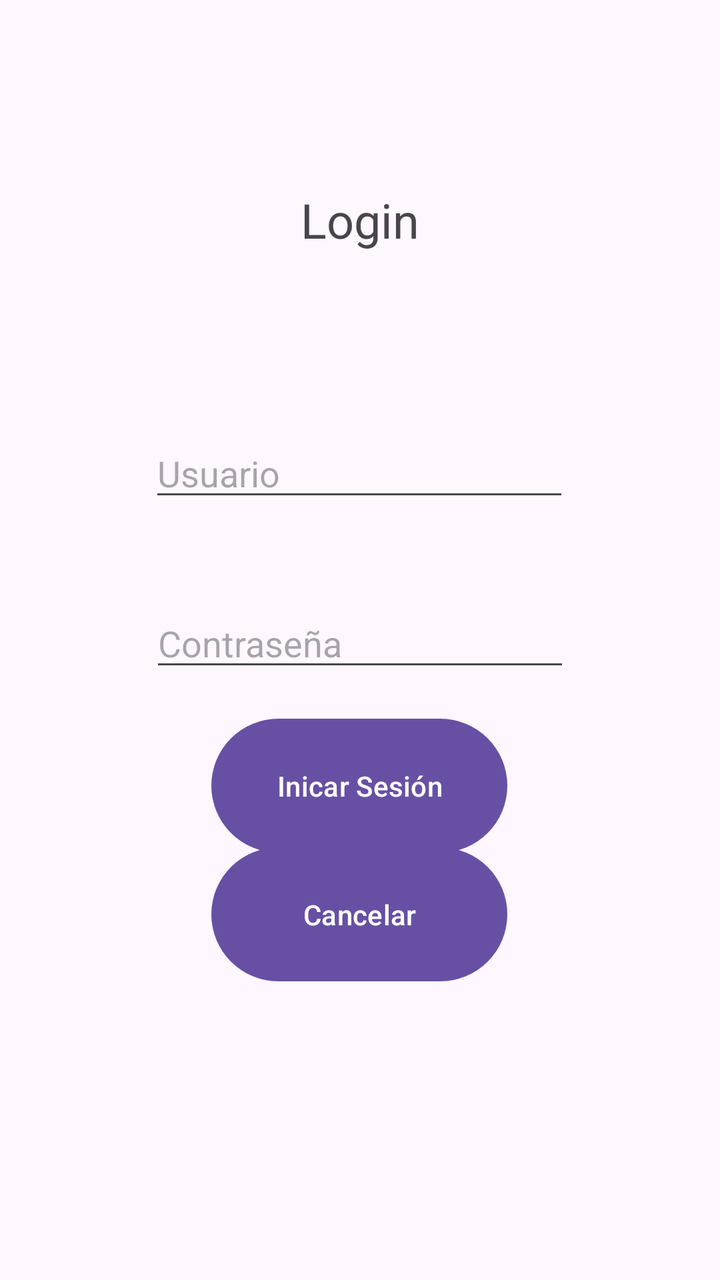
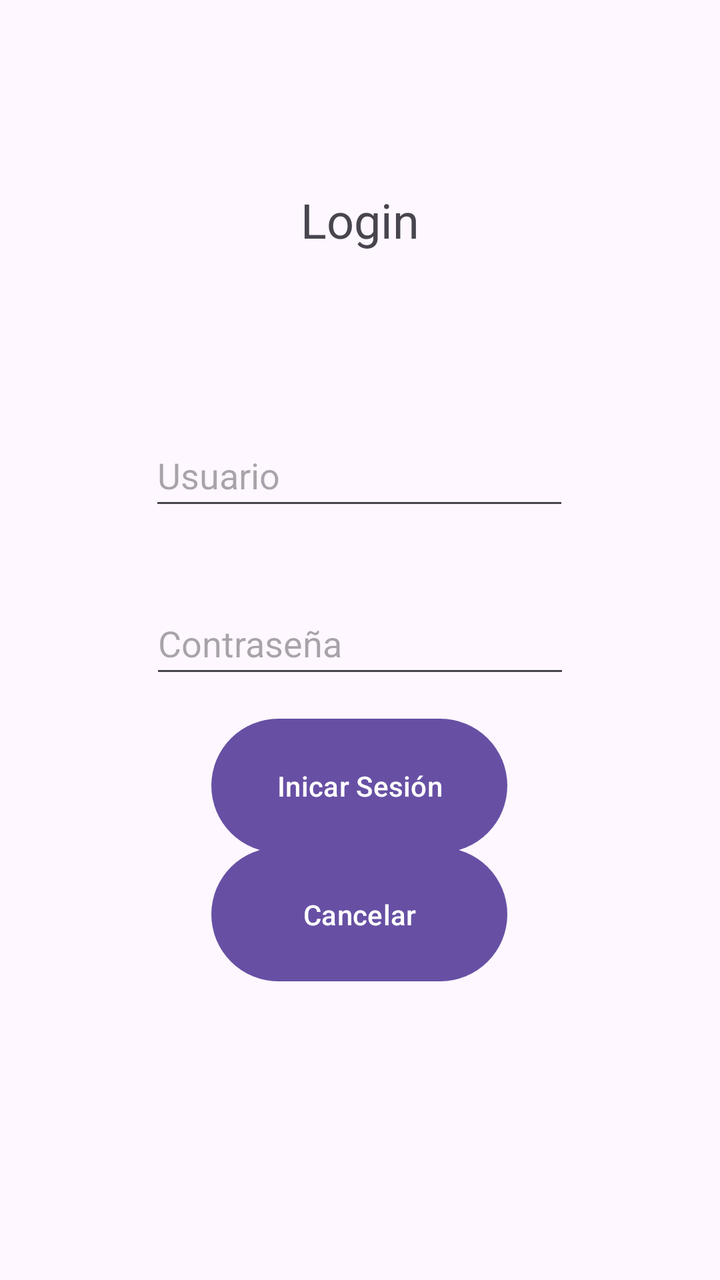

The first picture is an Android layout as it rendered before a commit; the second is the same layout after the commit. The layout source and the unified diff follow.
<!-- AndroidManifest.xml: application theme Theme.BAMS -->
<!-- res/layout/activity_login.xml -->
<?xml version="1.0" encoding="utf-8"?>
<androidx.constraintlayout.widget.ConstraintLayout xmlns:android="http://schemas.android.com/apk/res/android"
    xmlns:app="http://schemas.android.com/apk/res-auto"
    xmlns:tools="http://schemas.android.com/tools"
    android:id="@+id/main"
    android:layout_width="match_parent"
    android:layout_height="match_parent"
    tools:context=".LoginActivity">

    <EditText
        android:id="@+id/editTextText"
        android:layout_width="wrap_content"
        android:layout_height="wrap_content"
        android:ems="10"
        android:hint="Usuario"
        android:inputType="text"
        app:layout_constraintBottom_toBottomOf="parent"
        app:layout_constraintEnd_toEndOf="parent"
        app:layout_constraintHorizontal_bias="0.497"
        app:layout_constraintStart_toStartOf="parent"
        app:layout_constraintTop_toTopOf="parent"
        app:layout_constraintVertical_bias="0.358" />

    <EditText
        android:id="@+id/editTextTextPassword"
        android:layout_width="wrap_content"
        android:layout_height="wrap_content"
        android:ems="10"
        android:hint="Contraseña"
        android:inputType="textPassword"
        app:layout_constraintBottom_toBottomOf="parent"
        app:layout_constraintEnd_toEndOf="parent"
        app:layout_constraintStart_toStartOf="parent"
        app:layout_constraintTop_toTopOf="parent" />

    <TextView
        android:id="@+id/textView"
        android:layout_width="wrap_content"
        android:layout_height="wrap_content"
        android:text="Login"
        android:textSize="24sp"
        app:layout_constraintBottom_toBottomOf="parent"
        app:layout_constraintEnd_toEndOf="parent"
        app:layout_constraintStart_toStartOf="parent"
        app:layout_constraintTop_toTopOf="parent"
        app:layout_constraintVertical_bias="0.154" />

    <Button
        android:id="@+id/btniniciarsesion"
        android:layout_width="148dp"
        android:layout_height="75dp"
        android:text="Inicar Sesión"
        app:layout_constraintBottom_toBottomOf="parent"
        app:layout_constraintEnd_toEndOf="parent"
        app:layout_constraintHorizontal_bias="0.498"
        app:layout_constraintStart_toStartOf="parent"
        app:layout_constraintTop_toTopOf="parent"
        app:layout_constraintVertical_bias="0.629" />

    <Button
        android:id="@+id/btncancelar"
        android:layout_width="148dp"
        android:layout_height="75dp"
        android:text="Cancelar"
        app:layout_constraintBottom_toBottomOf="parent"
        app:layout_constraintEnd_toEndOf="parent"
        app:layout_constraintHorizontal_bias="0.498"
        app:layout_constraintStart_toStartOf="parent"
        app:layout_constraintTop_toTopOf="parent"
        app:layout_constraintVertical_bias="0.743" />
</androidx.constraintlayout.widget.ConstraintLayout>
<!-- resources referenced by this layout -->
<resources>
  <style name="Theme.BAMS" parent="Base.Theme.BAMS" />
  <style name="Base.Theme.BAMS" parent="Theme.Material3.DayNight.NoActionBar">
          
          
      </style>
</resources>

<!-- the commit's change to res/layout/activity_login.xml (unified diff, before → after) -->
@@ -10,7 +10,7 @@
     <EditText
         android:id="@+id/editTextText"
         android:layout_width="wrap_content"
-        android:layout_height="wrap_content"
+        android:layout_height="48dp"
         android:ems="10"
         android:hint="Usuario"
         android:inputType="text"
@@ -24,7 +24,7 @@
     <EditText
         android:id="@+id/editTextTextPassword"
         android:layout_width="wrap_content"
-        android:layout_height="wrap_content"
+        android:layout_height="48dp"
         android:ems="10"
         android:hint="Contraseña"
         android:inputType="textPassword"
